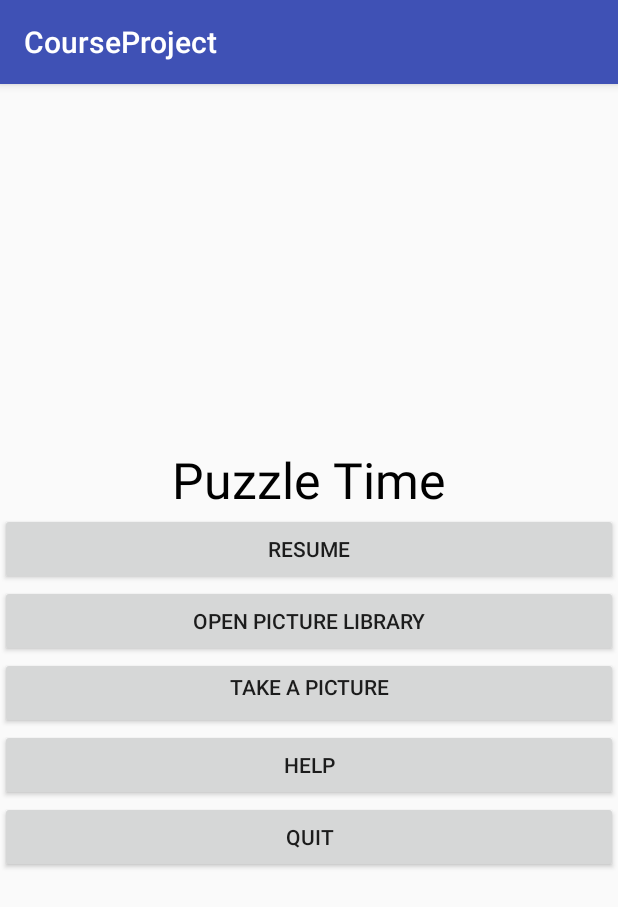
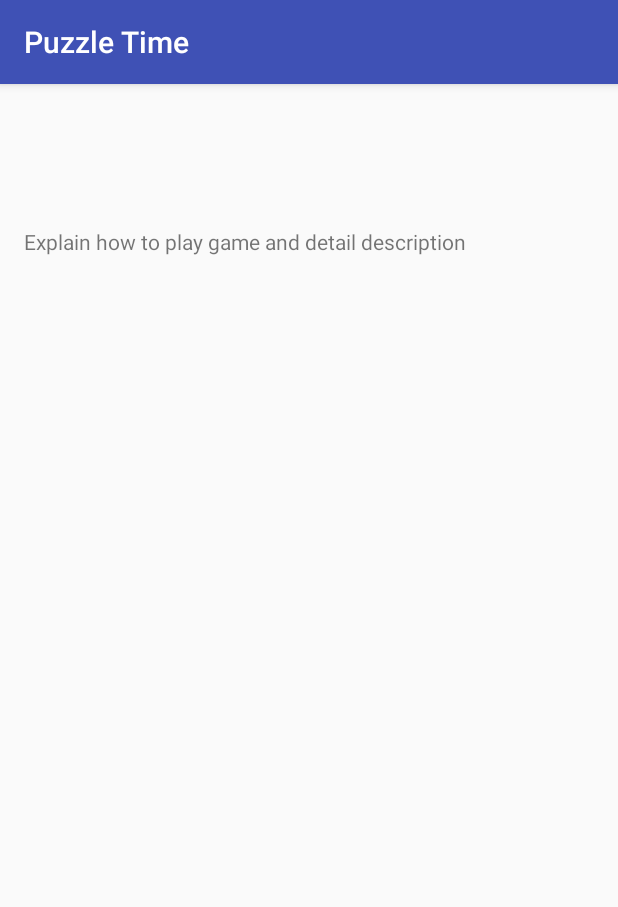
Before and after one commit to Bee-HN/Images_Puzzles_Game-, an Android app: the screen it shows after launch (MainActivity before the commit, help after it), after a tap on "HELP", on a phone screen of 412 x 824 dp. Shown: the top 907 px of the screen. Run offline under Robolectric (Android 15) with nearby library versions, the phone set to English and light mode, and no system bars.

Commit message:
Updated Help and Exit button

```diff
--- a/app/src/main/AndroidManifest.xml
+++ b/app/src/main/AndroidManifest.xml
@@ -12,15 +12,13 @@
         <activity android:name=".MainActivity">
             <intent-filter>
                 <action android:name="android.intent.action.MAIN" />
+
                 <category android:name="android.intent.category.LAUNCHER" />
+
                 <uses-permission android:name="android.permission.CAMERA" />
             </intent-filter>
         </activity>
-
-
-
-
+        <activity android:name=".help"></activity>
     </application>
 
-
 </manifest>
--- a/app/src/main/java/com/hoang_nguyen/courseproject/MainActivity.java
+++ b/app/src/main/java/com/hoang_nguyen/courseproject/MainActivity.java
@@ -12,6 +12,7 @@ public class MainActivity extends AppCompatActivity {
 
     static final int REQUEST_IMAGE_CAPTURE = 1;
     ImageView mImageView;
+    Intent intent;
 
 
     @Override
@@ -32,6 +33,9 @@ public class MainActivity extends AppCompatActivity {
     }//end of lord picture method.
 
     public void help (View view){
+        //Go to help activity to explain how to play the puzzle game.
+        Intent help = new Intent(MainActivity.this, help.class);
+        startActivity(help);
 
     }//end of help.
 
--- /dev/null
+++ b/app/src/main/java/com/hoang_nguyen/courseproject/help.java
@@ -0,0 +1,14 @@
+package com.hoang_nguyen.courseproject;
+
+import android.support.v7.app.AppCompatActivity;
+import android.os.Bundle;
+
+public class help extends AppCompatActivity {
+
+    @Override
+    protected void onCreate(Bundle savedInstanceState) {
+        super.onCreate(savedInstanceState);
+        setContentView(R.layout.activity_help);
+        this.setTitle("Puzzle Time");
+    }
+}
--- /dev/null
+++ b/app/src/main/res/layout/activity_help.xml
@@ -0,0 +1,21 @@
+<?xml version="1.0" encoding="utf-8"?>
+<android.support.constraint.ConstraintLayout xmlns:android="http://schemas.android.com/apk/res/android"
+    xmlns:app="http://schemas.android.com/apk/res-auto"
+    xmlns:tools="http://schemas.android.com/tools"
+    android:layout_width="match_parent"
+    android:layout_height="match_parent"
+    tools:context="com.hoang_nguyen.courseproject.help">
+
+    <TextView
+        android:id="@+id/textView2"
+        android:layout_width="wrap_content"
+        android:layout_height="wrap_content"
+        android:text="Explain how to play game and detail description"
+        tools:layout_constraintTop_creator="1"
+        android:layout_marginStart="16dp"
+        android:layout_marginTop="95dp"
+        tools:layout_constraintLeft_creator="1"
+        app:layout_constraintLeft_toLeftOf="parent"
+        app:layout_constraintTop_toTopOf="parent"
+        android:layout_marginLeft="16dp" />
+</android.support.constraint.ConstraintLayout>
```
